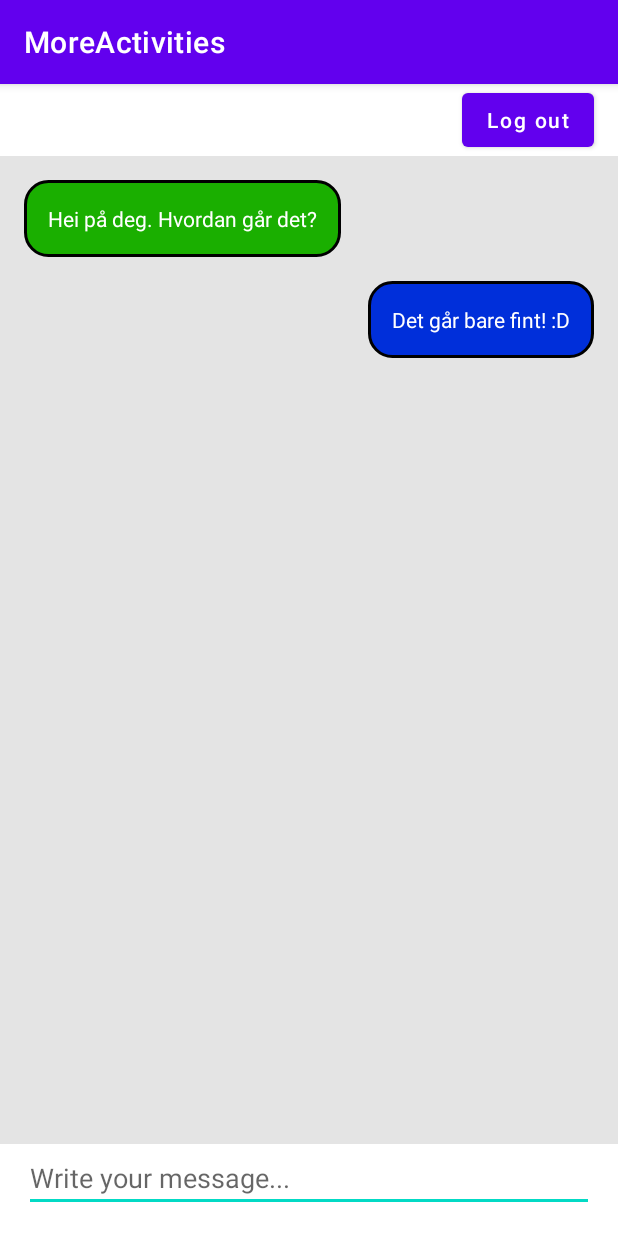
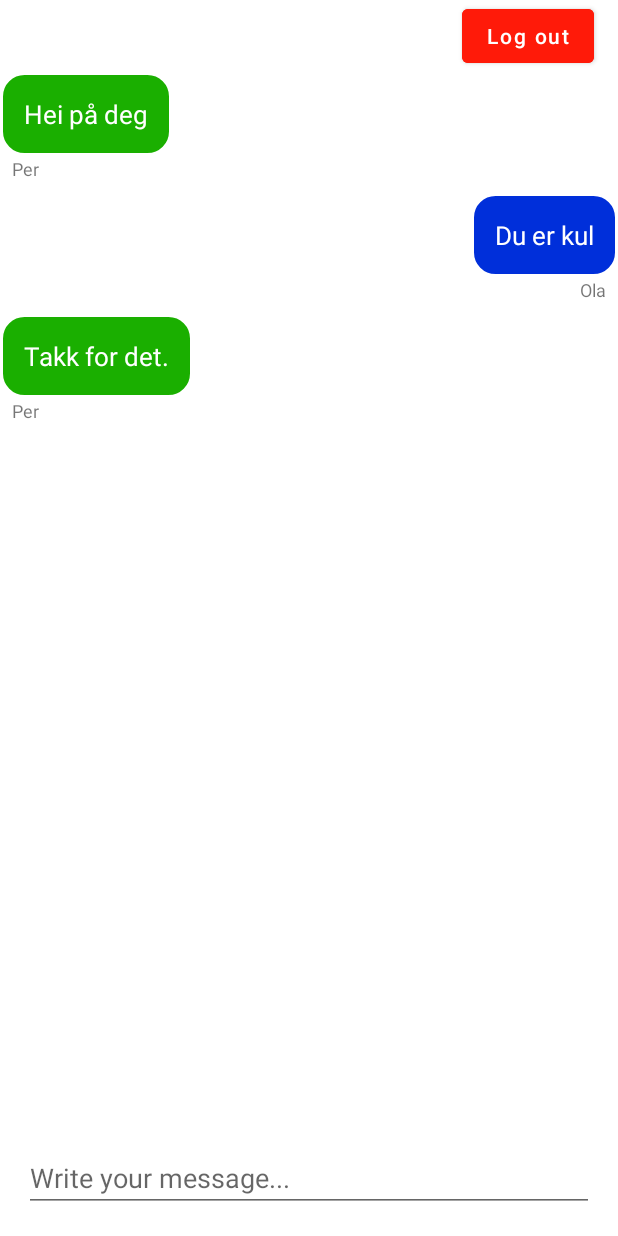
Before and after one commit to Otziii/Kristiania-multi-activity, an Android app: the MainFragment screen opened directly, with no data from a screen before it, on a phone screen of 412 x 824 dp. Run offline under Robolectric (Android 15) with nearby library versions, the phone set to English and light mode, and no system bars.

Commit message:
RecyclerView and chat bubbles

```diff
--- a/app/src/main/java/com/jorfald/moreactivities/SplashActivity.kt
+++ b/app/src/main/java/com/jorfald/moreactivities/SplashActivity.kt
@@ -13,7 +13,7 @@ class SplashActivity : AppCompatActivity() {
         super.onCreate(savedInstanceState)
         setContentView(R.layout.activity_splash)
 
-        val sharedPref = getSharedPreferences("shared_prefs", Context.MODE_PRIVATE)
+        val sharedPref = getSharedPreferences(LoginActivity.SHARED_PREF_FILENAME, Context.MODE_PRIVATE)
         val userIsLoggedIn = sharedPref.getBoolean(LoginActivity.LOGGED_IN_KEY, false)
 
         val activityIntent = if (userIsLoggedIn) {
--- a/app/src/main/java/com/jorfald/moreactivities/login/LoginActivity.kt
+++ b/app/src/main/java/com/jorfald/moreactivities/login/LoginActivity.kt
@@ -6,6 +6,7 @@ import com.jorfald.moreactivities.R
 
 class LoginActivity : AppCompatActivity() {
     companion object {
+        const val SHARED_PREF_FILENAME = "shared_prefs_file"
         const val LOGGED_IN_KEY = "USER_IS_LOGGED_IN"
     }
 
--- a/app/src/main/java/com/jorfald/moreactivities/login/LoginFragment.kt
+++ b/app/src/main/java/com/jorfald/moreactivities/login/LoginFragment.kt
@@ -11,8 +11,8 @@ import android.widget.EditText
 import android.widget.Toast
 import androidx.fragment.app.Fragment
 import androidx.lifecycle.ViewModelProvider
+import com.jorfald.moreactivities.R
 import com.jorfald.moreactivities.ui.main.MainActivity
-import com.jorfald.moreactivities.R
 
 class LoginFragment : Fragment() {
 
@@ -49,7 +49,7 @@ class LoginFragment : Fragment() {
 
             if (viewModel.correctCredentials(username, password)) {
                 val sharedPref = activity?.getSharedPreferences(
-                    "shared_prefs",
+                    LoginActivity.SHARED_PREF_FILENAME,
                     Context.MODE_PRIVATE
                 )
                 sharedPref?.edit()?.putBoolean(LoginActivity.LOGGED_IN_KEY, true)?.apply()
--- /dev/null
+++ b/app/src/main/java/com/jorfald/moreactivities/ui/main/ChatAdapter.kt
@@ -0,0 +1,38 @@
+package com.jorfald.moreactivities.ui.main
+
+import android.view.ViewGroup
+import android.view.ViewGroup.LayoutParams.MATCH_PARENT
+import android.view.ViewGroup.LayoutParams.WRAP_CONTENT
+import androidx.recyclerview.widget.RecyclerView
+
+class ChatAdapter(
+    private val dataSet: List<ChatObject>
+) : RecyclerView.Adapter<ChatAdapter.ChatViewHolder>() {
+
+    override fun onCreateViewHolder(parent: ViewGroup, viewType: Int): ChatViewHolder {
+        val view = ChatBubbleView(parent.context)
+
+        view.layoutParams = ViewGroup.LayoutParams(
+            MATCH_PARENT,
+            WRAP_CONTENT
+        )
+
+        return ChatViewHolder(view)
+    }
+
+    override fun onBindViewHolder(holder: ChatViewHolder, position: Int) {
+        val chatObject = dataSet[position]
+        holder.view.setChatText(chatObject.chatText)
+        holder.view.setAuthorText(chatObject.authorName)
+
+        holder.view.setSelfAuthor(chatObject.iAmAuthor)
+    }
+
+    override fun getItemCount(): Int {
+        return dataSet.size
+    }
+
+    inner class ChatViewHolder(
+        val view: ChatBubbleView
+    ) : RecyclerView.ViewHolder(view)
+}
--- /dev/null
+++ b/app/src/main/java/com/jorfald/moreactivities/ui/main/ChatBubbleView.kt
@@ -0,0 +1,51 @@
+package com.jorfald.moreactivities.ui.main
+
+import android.content.Context
+import android.view.LayoutInflater
+import android.view.View
+import android.widget.TextView
+import androidx.constraintlayout.widget.ConstraintLayout
+import androidx.core.content.ContextCompat
+import com.jorfald.moreactivities.R
+
+class ChatBubbleView(context: Context) : ConstraintLayout(context) {
+
+    private val chatTextView: TextView
+    private val authorTextView: TextView
+
+    private val view: View = LayoutInflater.from(context).inflate(R.layout.chat_bubble, this)
+
+    init {
+        chatTextView = view.findViewById(R.id.chat_text_view)
+        authorTextView = view.findViewById(R.id.chat_author_view)
+    }
+
+    fun setChatText(chatText: String) {
+        chatTextView.text = chatText
+    }
+
+    fun setAuthorText(authorName: String) {
+        authorTextView.text = authorName
+    }
+
+    fun setSelfAuthor(isSelfAuthor: Boolean) {
+        val params = chatTextView.layoutParams as LayoutParams
+
+        if (isSelfAuthor) {
+            chatTextView.background = ContextCompat.getDrawable(context, R.drawable.rounded_blue_bg)
+
+            params.leftToLeft = LayoutParams.UNSET
+            params.rightToRight = authorTextView.id
+
+            authorTextView.textAlignment = TEXT_ALIGNMENT_VIEW_END
+        } else {
+            chatTextView.background =
+                ContextCompat.getDrawable(context, R.drawable.rounded_green_bg)
+
+            params.rightToRight = LayoutParams.UNSET
+            params.leftToLeft = authorTextView.id
+
+            authorTextView.textAlignment = TEXT_ALIGNMENT_VIEW_START
+        }
+    }
+}
--- /dev/null
+++ b/app/src/main/java/com/jorfald/moreactivities/ui/main/ChatObject.kt
@@ -0,0 +1,7 @@
+package com.jorfald.moreactivities.ui.main
+
+class ChatObject(
+    val chatText: String,
+    val authorName: String,
+    val iAmAuthor: Boolean
+)
--- a/app/src/main/java/com/jorfald/moreactivities/ui/main/MainFragment.kt
+++ b/app/src/main/java/com/jorfald/moreactivities/ui/main/MainFragment.kt
@@ -9,13 +9,20 @@ import android.view.ViewGroup
 import android.widget.Button
 import androidx.fragment.app.Fragment
 import androidx.lifecycle.ViewModelProvider
+import androidx.recyclerview.widget.LinearLayoutManager
+import androidx.recyclerview.widget.RecyclerView
+import com.jorfald.moreactivities.R
 import com.jorfald.moreactivities.login.LoginActivity
-import com.jorfald.moreactivities.R
 
 class MainFragment : Fragment() {
 
     private lateinit var viewModel: MainViewModel
+
     private lateinit var logOutButton: Button
+
+    private lateinit var recyclerView: RecyclerView
+    private lateinit var chatAdapter: ChatAdapter
+
 
     override fun onCreateView(
         inflater: LayoutInflater, container: ViewGroup?,
@@ -24,6 +31,7 @@ class MainFragment : Fragment() {
         val view = inflater.inflate(R.layout.main_fragment, container, false)
 
         logOutButton = view.findViewById(R.id.log_out_button)
+        recyclerView = view.findViewById(R.id.chat_recycler_view)
 
         return view
     }
@@ -37,6 +45,8 @@ class MainFragment : Fragment() {
     override fun onViewCreated(view: View, savedInstanceState: Bundle?) {
         super.onViewCreated(view, savedInstanceState)
 
+        initRecyclerView()
+
         logOutButton.setOnClickListener {
             val sharedPref = activity?.getSharedPreferences("shared_prefs", Context.MODE_PRIVATE)
             sharedPref?.edit()?.putBoolean(LoginActivity.LOGGED_IN_KEY, false)?.apply()
@@ -47,4 +57,18 @@ class MainFragment : Fragment() {
         }
     }
 
+    private fun initRecyclerView() {
+
+
+        recyclerView.layoutManager = LinearLayoutManager(context)
+
+        chatAdapter = ChatAdapter(
+            listOf(
+                ChatObject("Hei på deg", "Per", false),
+                ChatObject("Du er kul", "Ola", true),
+                ChatObject("Takk for det.", "Per", false)
+            )
+        )
+        recyclerView.adapter = chatAdapter
+    }
 }
--- a/app/src/main/res/drawable/rounded_bg.xml
+++ b/app/src/main/res/drawable/rounded_blue_bg.xml
@@ -1,10 +1,10 @@
 <?xml version="1.0" encoding="UTF-8"?>
 <shape xmlns:android="http://schemas.android.com/apk/res/android">
-    <solid android:color="@color/green" />
+    <solid android:color="@color/blue" />
 
     <stroke
         android:width="2dp"
-        android:color="@color/black" />
+        android:color="@color/white" />
 
     <corners android:radius="15dp" />
 
--- a/app/src/main/res/drawable/rounded_bg_2.xml
+++ b/app/src/main/res/drawable/rounded_green_bg.xml
@@ -1,10 +1,10 @@
 <?xml version="1.0" encoding="UTF-8"?>
 <shape xmlns:android="http://schemas.android.com/apk/res/android">
-    <solid android:color="@color/blue" />
+    <solid android:color="@color/green" />
 
     <stroke
         android:width="2dp"
-        android:color="@color/black" />
+        android:color="@color/white" />
 
     <corners android:radius="15dp" />
 
--- /dev/null
+++ b/app/src/main/res/layout/chat_bubble.xml
@@ -0,0 +1,34 @@
+<?xml version="1.0" encoding="utf-8"?>
+<androidx.constraintlayout.widget.ConstraintLayout xmlns:android="http://schemas.android.com/apk/res/android"
+    xmlns:app="http://schemas.android.com/apk/res-auto"
+    xmlns:tools="http://schemas.android.com/tools"
+    android:layout_width="match_parent"
+    android:layout_height="wrap_content">
+
+    <TextView
+        android:id="@+id/chat_text_view"
+        android:layout_width="wrap_content"
+        android:layout_height="wrap_content"
+        android:background="@drawable/rounded_green_bg"
+        android:padding="@dimen/space_medium"
+        android:textColor="@color/white"
+        android:textSize="@dimen/regular_text"
+        app:layout_constraintLeft_toLeftOf="@id/chat_author_view"
+        app:layout_constraintTop_toTopOf="parent"
+        tools:text="Hei på deg. Dette er en test." />
+
+    <TextView
+        android:id="@+id/chat_author_view"
+        android:layout_width="match_parent"
+        android:layout_height="wrap_content"
+        android:layout_below="@id/chat_text_view"
+        android:layout_marginBottom="@dimen/space_small"
+        android:gravity="start"
+        android:paddingStart="@dimen/space_small"
+        android:paddingEnd="@dimen/space_small"
+        android:textSize="@dimen/small_text"
+        app:layout_constraintBottom_toBottomOf="parent"
+        app:layout_constraintTop_toBottomOf="@id/chat_text_view"
+        tools:text="Øivind" />
+
+</androidx.constraintlayout.widget.ConstraintLayout>
--- a/app/src/main/res/layout/main_fragment.xml
+++ b/app/src/main/res/layout/main_fragment.xml
@@ -11,46 +11,20 @@
         android:id="@+id/log_out_button"
         android:layout_width="wrap_content"
         android:layout_height="wrap_content"
-        android:layout_marginRight="@dimen/space_medium"
+        android:layout_marginEnd="@dimen/space_medium"
+        android:backgroundTint="@color/red"
         android:text="Log out"
         android:textAllCaps="false"
         app:layout_constraintRight_toRightOf="parent"
         app:layout_constraintTop_toTopOf="parent" />
 
-    <LinearLayout
-        android:id="@+id/chat_wrapper"
+    <androidx.recyclerview.widget.RecyclerView
+        android:id="@+id/chat_recycler_view"
         android:layout_width="match_parent"
         android:layout_height="0dp"
-        android:background="@color/gray"
-        android:orientation="vertical"
         app:layout_constraintBottom_toTopOf="@id/chat_input"
-        app:layout_constraintTop_toBottomOf="@id/log_out_button">
-
-        <TextView
-            android:id="@+id/chat_bubble"
-            android:layout_width="wrap_content"
-            android:layout_height="wrap_content"
-            android:layout_marginStart="@dimen/space_medium"
-            android:layout_marginTop="@dimen/space_medium"
-            android:background="@drawable/rounded_bg"
-            android:padding="@dimen/space_medium"
-            android:text="Hei på deg. Hvordan går det?"
-            android:textColor="@color/white"
-            app:layout_constraintTop_toTopOf="@id/chat_wrapper" />
-
-        <TextView
-            android:id="@+id/chat_bubble_2"
-            android:layout_width="wrap_content"
-            android:layout_height="wrap_content"
-            android:layout_gravity="end"
-            android:layout_margin="@dimen/space_medium"
-            android:background="@drawable/rounded_bg_2"
-            android:padding="@dimen/space_medium"
-            android:text="Det går bare fint! :D"
-            android:textColor="@color/white"
-            app:layout_constraintTop_toTopOf="@id/chat_wrapper" />
-
-    </LinearLayout>
+        app:layout_constraintTop_toBottomOf="@id/log_out_button"
+        tools:listitem="@layout/chat_bubble" />
 
     <EditText
         android:id="@+id/chat_input"
--- a/app/src/main/res/values-night/themes.xml
+++ b/app/src/main/res/values-night/themes.xml
@@ -1,6 +1,6 @@
 <resources xmlns:tools="http://schemas.android.com/tools">
     <!-- Base application theme. -->
-    <style name="Theme.MoreActivities" parent="Theme.MaterialComponents.DayNight.DarkActionBar">
+    <style name="Theme.MoreActivities" parent="Theme.MaterialComponents.DayNight.NoActionBar">
         <!-- Primary brand color. -->
         <item name="colorPrimary">@color/purple_200</item>
         <item name="colorPrimaryVariant">@color/purple_700</item>
--- a/app/src/main/res/values/colors.xml
+++ b/app/src/main/res/values/colors.xml
@@ -10,4 +10,5 @@
     <color name="gray">#E4E4E4</color>
     <color name="green">#1AAF00</color>
     <color name="blue">#002FDA</color>
+    <color name="red">#FF1A09</color>
 </resources>
--- a/app/src/main/res/values/dimens.xml
+++ b/app/src/main/res/values/dimens.xml
@@ -13,4 +13,7 @@
     inner_frame_layout_padding (below variable) on round screens.
     -->
     <dimen name="inner_frame_layout_padding">5dp</dimen>
+    <dimen name="small_text">12sp</dimen>
+    <dimen name="regular_text">17sp</dimen>
+    <dimen name="space_small">8dp</dimen>
 </resources>
--- a/app/src/main/res/values/themes.xml
+++ b/app/src/main/res/values/themes.xml
@@ -1,6 +1,6 @@
 <resources xmlns:tools="http://schemas.android.com/tools">
     <!-- Base application theme. -->
-    <style name="Theme.MoreActivities" parent="Theme.MaterialComponents.DayNight.DarkActionBar">
+    <style name="Theme.MoreActivities" parent="Theme.MaterialComponents.DayNight.NoActionBar">
         <!-- Primary brand color. -->
         <item name="colorPrimary">@color/purple_500</item>
         <item name="colorPrimaryVariant">@color/purple_700</item>
```
